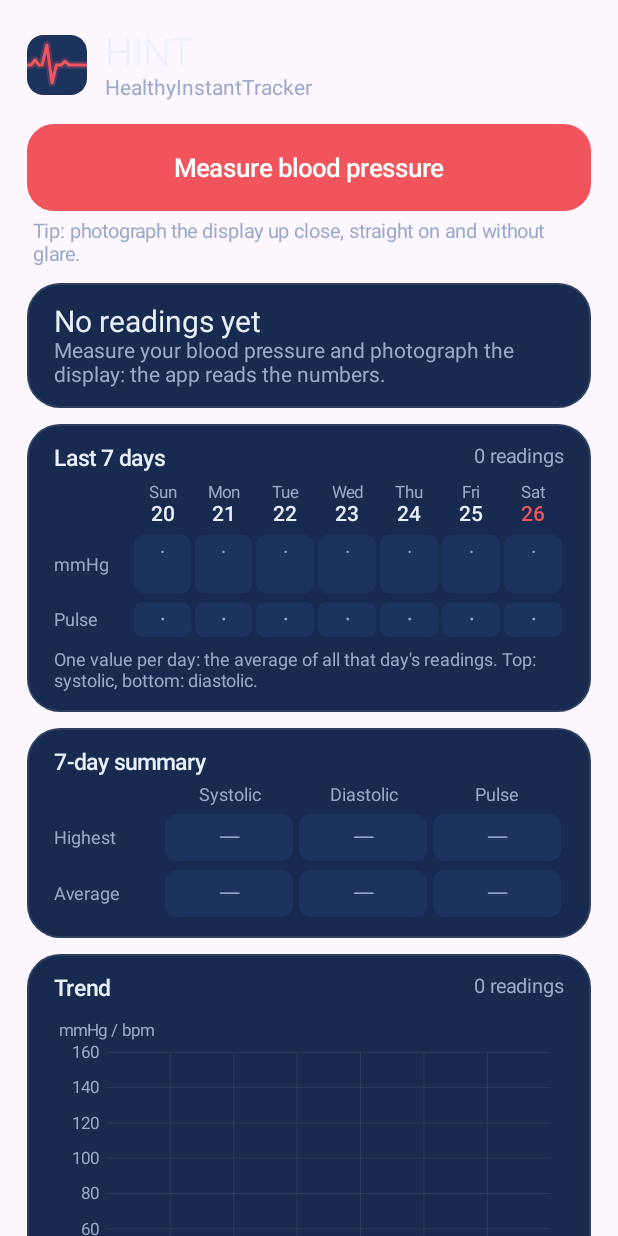
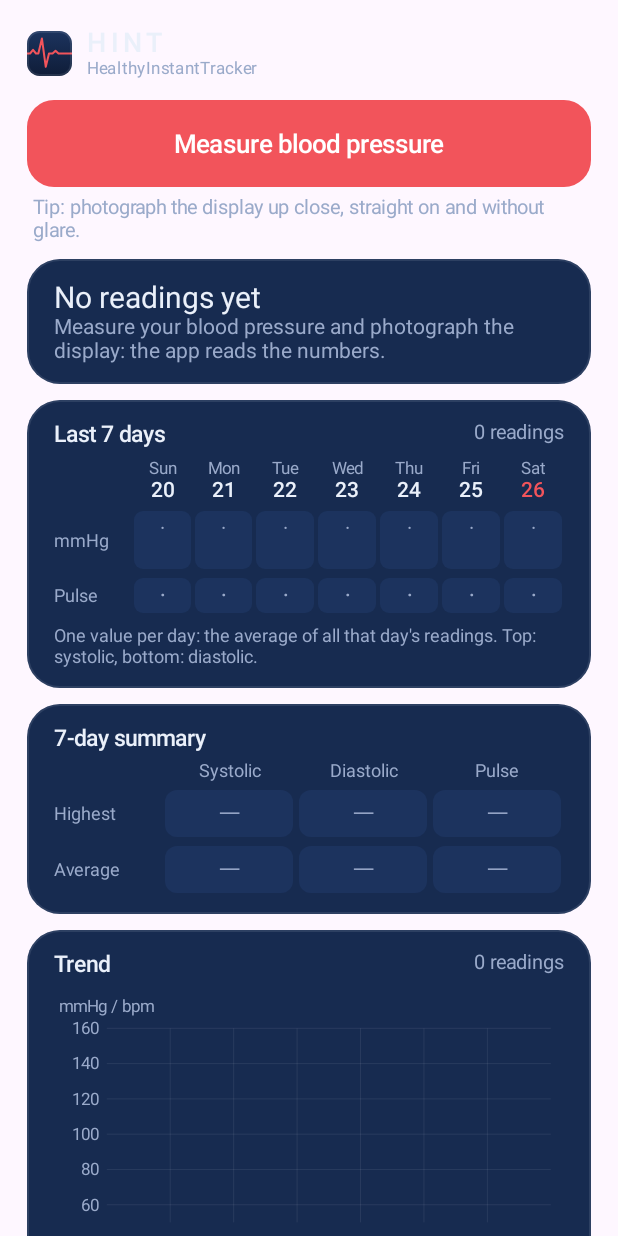
Before and after one commit to comevava76-web/personalhealthy, an Android app built with Jetpack Compose: the composable HomeScreen called with empty values, on a phone screen of 412 x 824 dp. Run offline under Robolectric (Android 15) with nearby library versions, the phone set to English and light mode, and no system bars; libraries missing offline, so code that uses them is left out: com.journeyapps.barcodescanner.

Commit message:
Professional brand: smaller HINT wordmark and logo; launcher icon and launch screen match the logo
- Home title: small logo (30 dp) next to a HINT wordmark with letter spacing and the full name below.
- Logo inside the app: clean coral ECG line on the navy gradient, no glow, still scrolling.
- Launcher icon: the same coral trace on the app's navy gradient, instead of yellow on black.
- Launch screen (Android 12+): navy background, the coral trace draws itself.

Co-Authored-By: Claude Opus 5.5 <noreply@anthropic.com>
Claude-Session: https://claude.ai/code/session_01HVZvBazZhZm9RtUYMabxtB

```diff
--- a/android/app/src/main/java/ch/personalhealthy/app/MainActivity.kt
+++ b/android/app/src/main/java/ch/personalhealthy/app/MainActivity.kt
@@ -70,6 +70,7 @@ import androidx.compose.ui.Alignment
 import androidx.compose.ui.Modifier
 import androidx.compose.ui.draw.clip
 import androidx.compose.ui.geometry.Offset
+import androidx.compose.ui.graphics.Brush
 import androidx.compose.ui.graphics.Color
 import androidx.compose.ui.graphics.Path
 import androidx.compose.ui.graphics.StrokeCap
@@ -437,12 +438,8 @@ fun BigButton(text: String, color: Color = C.Sys, textColor: Color = Color.White
 }
 
 @Composable
-fun Header(
-    title: String, subtitle: String? = null, action: String? = null, onAction: (() -> Unit)? = null, titleSize: Int = 26,
-    leading: (@Composable () -> Unit)? = null
-) {
+fun Header(title: String, subtitle: String? = null, action: String? = null, onAction: (() -> Unit)? = null, titleSize: Int = 26) {
     Row(Modifier.fillMaxWidth().padding(top = 8.dp, bottom = 10.dp), verticalAlignment = Alignment.CenterVertically) {
-        if (leading != null) { leading(); Spacer(Modifier.width(12.dp)) }
         Column(Modifier.weight(1f)) {
             Text(title, color = C.Ink, fontSize = titleSize.sp, fontWeight = FontWeight.Light)
             if (subtitle != null) Text(subtitle, color = C.Muted, fontSize = 14.sp)
@@ -532,7 +529,7 @@ fun HomeScreen(
 ) {
     var toDelete by remember { mutableStateOf<Reading?>(null) }
     Column(Modifier.fillMaxSize().verticalScroll(rememberScrollState()).padding(horizontal = 18.dp, vertical = 12.dp)) {
-        Header("HINT", t(R.string.app_name), titleSize = 26, leading = { HintLogo() })
+        BrandHeader()
 
         // a friend who pays for their own photos has no key yet
         if (me != null && me.selfPays && !me.hasKey) WarnLine(t(R.string.key_missing_banner), onAddKey)
@@ -726,15 +723,18 @@ fun SummaryPanel(week: List<Reading>) {
 }
 
 /**
- * The app's ECG trace (the same shape as the launcher icon), in the app's own colours,
- * scrolling from right to left like on a heart monitor.
+ * The app's logo, the same as the launcher icon: coral ECG trace on the app's navy,
+ * here scrolling from right to left like on a heart monitor.
  */
 @Composable
-fun HintLogo(size: Dp = 40.dp) {
+fun HintLogo(size: Dp = 30.dp) {
     val shift by rememberInfiniteTransition(label = "ecg").animateFloat(
         0f, 1f, infiniteRepeatable(tween(2200, easing = LinearEasing)), label = "shift"
     )
-    Canvas(Modifier.size(size).clip(RoundedCornerShape(11.dp)).background(C.Surface2)) {
+    Canvas(
+        Modifier.size(size).clip(RoundedCornerShape(size * 0.28f))
+            .background(Brush.verticalGradient(listOf(C.Surface2, C.Bg))).border(1.dp, C.Line, RoundedCornerShape(size * 0.28f))
+    ) {
         // launcher trace from x 13 to 95 in a 108 box; both ends at the same height, so copies join seamlessly
         val pts = listOf(13f to 57.2f, 33.5f to 57.2f, 38.9f to 49.7f, 44.3f to 57.2f, 48.6f to 57.2f, 55.1f to 27f,
             62.1f to 84.2f, 68f to 57.2f, 74.5f to 57.2f, 79.9f to 51.8f, 85.3f to 57.2f, 95f to 57.2f)
@@ -746,8 +746,20 @@ fun HintLogo(size: Dp = 40.dp) {
             val py = (y - 57.2f) * k * 0.9f + this.size.height / 2f
             if (copy == 0 && i == 0) trace.moveTo(px, py) else trace.lineTo(px, py)
         }
-        drawPath(trace, C.Sys.copy(alpha = 0.25f), style = Stroke(width = 5.dp.toPx(), cap = StrokeCap.Round, join = StrokeJoin.Round))
-        drawPath(trace, C.Sys, style = Stroke(width = 2.dp.toPx(), cap = StrokeCap.Round, join = StrokeJoin.Round))
+        drawPath(trace, C.Sys, style = Stroke(width = size.toPx() * 0.045f, cap = StrokeCap.Round, join = StrokeJoin.Round))
+    }
+}
+
+/** Home title: logo, the HINT wordmark and the full name in small capitals-like spacing. */
+@Composable
+fun BrandHeader() {
+    Row(Modifier.fillMaxWidth().padding(top = 6.dp, bottom = 8.dp), verticalAlignment = Alignment.CenterVertically) {
+        HintLogo()
+        Spacer(Modifier.width(10.dp))
+        Column {
+            Text("HINT", color = C.Ink, fontSize = 18.sp, fontWeight = FontWeight.SemiBold, letterSpacing = 3.sp, lineHeight = 20.sp)
+            Text(t(R.string.app_name), color = C.Muted, fontSize = 11.sp, letterSpacing = 0.5.sp, lineHeight = 13.sp)
+        }
     }
 }
 
--- a/android/app/src/main/res/drawable/ic_launcher_bg.xml
+++ b/android/app/src/main/res/drawable/ic_launcher_bg.xml
@@ -1,8 +1,8 @@
+<!-- Launcher background: the app's navy, lighter at the top (same colours as the logo inside the app). -->
 <vector xmlns:android="http://schemas.android.com/apk/res/android" xmlns:aapt="http://schemas.android.com/aapt" android:width="108dp" android:height="108dp" android:viewportWidth="108" android:viewportHeight="108">
   <path android:pathData="M0,0h108v108h-108z">
     <aapt:attr name="android:fillColor">
-      <gradient android:type="linear" android:startX="54" android:startY="0" android:endX="54" android:endY="108" android:startColor="#FF2E2E2E" android:centerColor="#FF0B0B0B" android:endColor="#FF000000"/>
+      <gradient android:type="linear" android:startX="54" android:startY="0" android:endX="54" android:endY="108" android:startColor="#FF1C335E" android:endColor="#FF0F1D38"/>
     </aapt:attr>
   </path>
-  <path android:pathData="M0,0h108v34c-30,-16 -78,-16 -108,0z" android:fillColor="#1AFFFFFF"/>
 </vector>
--- a/android/app/src/main/res/drawable/ic_launcher_fg.xml
+++ b/android/app/src/main/res/drawable/ic_launcher_fg.xml
@@ -1,4 +1,4 @@
+<!-- Launcher foreground: the ECG trace in the app's coral, clean line without glow (same as the logo inside the app). -->
 <vector xmlns:android="http://schemas.android.com/apk/res/android" android:width="108dp" android:height="108dp" android:viewportWidth="108" android:viewportHeight="108">
-  <path android:pathData="M13,57.2 H33.5 L38.9,49.7 L44.3,57.2 H48.6 L55.1,27 L62.1,84.2 L68,57.2 H74.5 L79.9,51.8 L85.3,57.2 H95" android:strokeColor="#38FFD400" android:strokeWidth="8.6" android:strokeLineCap="round" android:strokeLineJoin="round" android:fillColor="#00000000"/>
-  <path android:pathData="M13,57.2 H33.5 L38.9,49.7 L44.3,57.2 H48.6 L55.1,27 L62.1,84.2 L68,57.2 H74.5 L79.9,51.8 L85.3,57.2 H95" android:strokeColor="#FFFFD400" android:strokeWidth="3.8" android:strokeLineCap="round" android:strokeLineJoin="round" android:fillColor="#00000000"/>
+  <path android:pathData="M13,57.2 H33.5 L38.9,49.7 L44.3,57.2 H48.6 L55.1,27 L62.1,84.2 L68,57.2 H74.5 L79.9,51.8 L85.3,57.2 H95" android:strokeColor="#FFF2545B" android:strokeWidth="4.2" android:strokeLineCap="round" android:strokeLineJoin="round" android:fillColor="#00000000"/>
 </vector>
--- a/android/app/src/main/res/drawable/splash_ecg.xml
+++ b/android/app/src/main/res/drawable/splash_ecg.xml
@@ -1,21 +1,15 @@
 <?xml version="1.0" encoding="utf-8"?>
-<!-- Launch animation (Android 12+): the yellow ECG trace draws itself from left to right. -->
+<!-- Launch animation (Android 12+): the coral ECG trace draws itself from left to right on the app's navy. -->
 <animated-vector xmlns:android="http://schemas.android.com/apk/res/android"
     xmlns:aapt="http://schemas.android.com/aapt">
     <aapt:attr name="android:drawable">
         <vector android:width="108dp" android:height="108dp" android:viewportWidth="108" android:viewportHeight="108">
             <!-- scaled to 80% around the centre so the whole trace fits inside the round splash mask -->
             <group android:pivotX="54" android:pivotY="54" android:scaleX="0.8" android:scaleY="0.8">
-                <path android:name="glow" android:pathData="M13,57.2 H33.5 L38.9,49.7 L44.3,57.2 H48.6 L55.1,27 L62.1,84.2 L68,57.2 H74.5 L79.9,51.8 L85.3,57.2 H95" android:strokeColor="#38FFD400" android:strokeWidth="8.6" android:strokeLineCap="round" android:strokeLineJoin="round" android:fillColor="#00000000" android:trimPathEnd="0"/>
-                <path android:name="trace" android:pathData="M13,57.2 H33.5 L38.9,49.7 L44.3,57.2 H48.6 L55.1,27 L62.1,84.2 L68,57.2 H74.5 L79.9,51.8 L85.3,57.2 H95" android:strokeColor="#FFFFD400" android:strokeWidth="3.8" android:strokeLineCap="round" android:strokeLineJoin="round" android:fillColor="#00000000" android:trimPathEnd="0"/>
+                <path android:name="trace" android:pathData="M13,57.2 H33.5 L38.9,49.7 L44.3,57.2 H48.6 L55.1,27 L62.1,84.2 L68,57.2 H74.5 L79.9,51.8 L85.3,57.2 H95" android:strokeColor="#FFF2545B" android:strokeWidth="4.2" android:strokeLineCap="round" android:strokeLineJoin="round" android:fillColor="#00000000" android:trimPathEnd="0"/>
             </group>
         </vector>
     </aapt:attr>
-    <target android:name="glow">
-        <aapt:attr name="android:animation">
-            <objectAnimator android:propertyName="trimPathEnd" android:valueFrom="0" android:valueTo="1" android:duration="900" android:valueType="floatType" android:interpolator="@android:interpolator/fast_out_slow_in"/>
-        </aapt:attr>
-    </target>
     <target android:name="trace">
         <aapt:attr name="android:animation">
             <objectAnimator android:propertyName="trimPathEnd" android:valueFrom="0" android:valueTo="1" android:duration="900" android:valueType="floatType" android:interpolator="@android:interpolator/fast_out_slow_in"/>
--- a/android/app/src/main/res/values-v31/themes.xml
+++ b/android/app/src/main/res/values-v31/themes.xml
@@ -1,8 +1,8 @@
 <?xml version="1.0" encoding="utf-8"?>
 <resources>
-    <!-- Android 12+: black launch screen with the ECG trace drawing itself -->
+    <!-- Android 12+: navy launch screen with the coral ECG trace drawing itself -->
     <style name="Theme.HealthyInstantTracker" parent="Base.Theme.HealthyInstantTracker">
-        <item name="android:windowSplashScreenBackground">#FF000000</item>
+        <item name="android:windowSplashScreenBackground">#FF0F1D38</item>
         <item name="android:windowSplashScreenAnimatedIcon">@drawable/splash_ecg</item>
         <item name="android:windowSplashScreenAnimationDuration">1000</item>
     </style>
```
